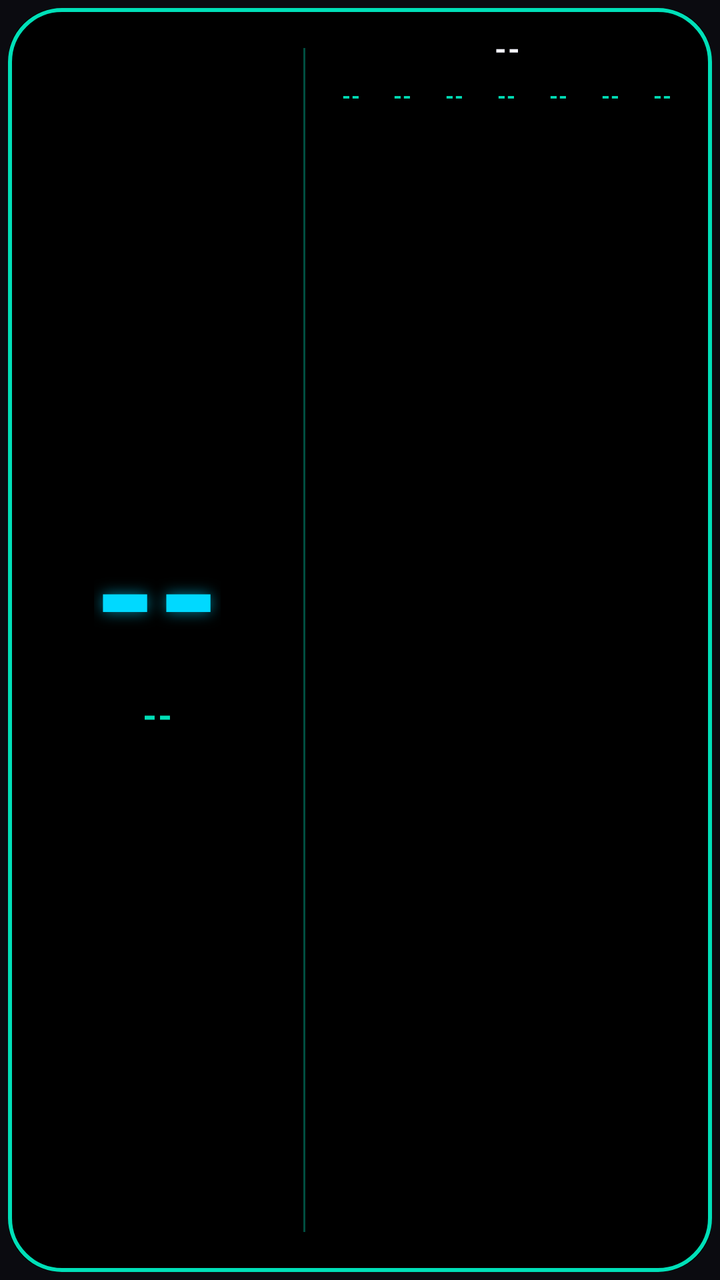
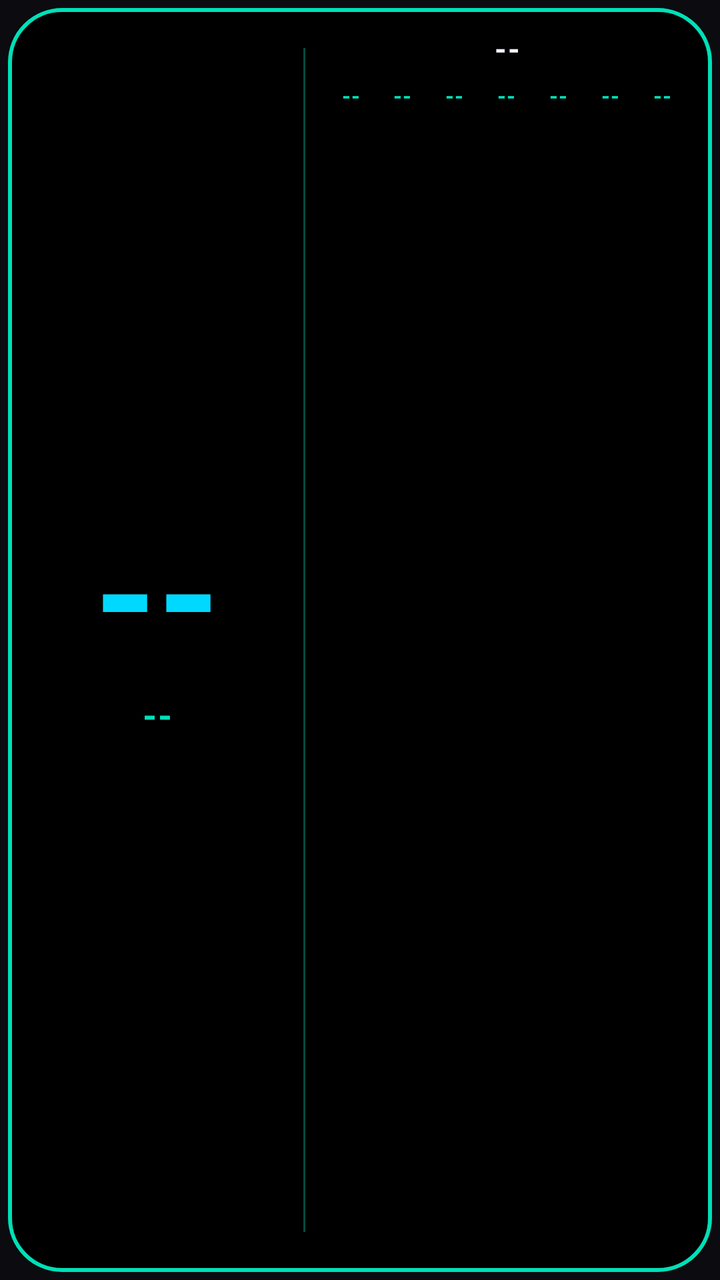

Compare the two renders of this Android layout. The source of the first and the diff that turns it into the second are given below.
<!-- AndroidManifest.xml: application theme Theme.TodayWidget -->
<!-- res/layout/widget_today_calendar.xml -->
<?xml version="1.0" encoding="utf-8"?>
<LinearLayout xmlns:android="http://schemas.android.com/apk/res/android"
    android:id="@+id/comboWidgetRoot"
    android:layout_width="match_parent"
    android:layout_height="match_parent"
    android:orientation="horizontal"
    android:baselineAligned="false"
    android:background="@drawable/widget_outline_background_r26_inset"
    android:paddingTop="14dp"
    android:paddingBottom="14dp"
    android:paddingStart="12dp"
    android:paddingEnd="16dp">

    
    <LinearLayout
        android:layout_width="0dp"
        android:layout_height="match_parent"
        android:layout_weight="0.85"
        android:orientation="vertical"
        android:gravity="center">

        <TextView
            android:id="@+id/comboDayText"
            android:layout_width="wrap_content"
            android:layout_height="wrap_content"
            android:includeFontPadding="false"
            android:textColor="@color/retro_cyan"
            android:textSize="80sp"
            android:textStyle="bold"
            android:shadowColor="#9900D9FF"
            android:shadowDx="0"
            android:shadowDy="0"
            android:shadowRadius="18"
            android:text="--" />

        <TextView
            android:id="@+id/comboWeekdayText"
            android:layout_width="wrap_content"
            android:layout_height="wrap_content"
            android:layout_marginTop="2dp"
            android:includeFontPadding="false"
            android:textColor="@color/retro_teal"
            android:textSize="18sp"
            android:textStyle="bold"
            android:letterSpacing="0.04"
            android:singleLine="true"
            android:text="--" />

        
        <TextView
            android:id="@+id/comboWeekText"
            android:layout_width="wrap_content"
            android:layout_height="wrap_content"
            android:layout_marginTop="8dp"
            android:includeFontPadding="false"
            android:textColor="@color/retro_white_dim"
            android:textSize="10sp"
            android:textStyle="bold"
            android:letterSpacing="0.12"
            android:singleLine="true"
            android:text="" />
    </LinearLayout>

    
    <TextView
        android:layout_width="1dp"
        android:layout_height="match_parent"
        android:layout_marginTop="10dp"
        android:layout_marginBottom="10dp"
        android:layout_marginStart="6dp"
        android:layout_marginEnd="10dp"
        android:background="@color/retro_teal_dim" />

    
    <LinearLayout
        android:layout_width="0dp"
        android:layout_height="match_parent"
        android:layout_weight="1.15"
        android:orientation="vertical">

            <TextView
                android:id="@+id/monthTitleText"
                android:layout_width="match_parent"
                android:layout_height="wrap_content"
                android:gravity="center"
                android:textColor="@color/retro_white"
                android:textStyle="bold"
                android:textSize="15sp"
                android:letterSpacing="0.04"
                android:layout_marginBottom="6dp"
                android:text="--" />

            <LinearLayout
                android:layout_width="match_parent"
                android:layout_height="wrap_content"
                android:orientation="horizontal"
                android:layout_marginBottom="2dp">
                <TextView android:id="@+id/header_0" android:layout_width="0dp" android:layout_height="wrap_content" android:layout_weight="1" android:gravity="center" android:textColor="@color/retro_teal" android:textStyle="bold" android:textSize="11sp" android:letterSpacing="0.05" android:text="--" />
                <TextView android:id="@+id/header_1" android:layout_width="0dp" android:layout_height="wrap_content" android:layout_weight="1" android:gravity="center" android:textColor="@color/retro_teal" android:textStyle="bold" android:textSize="11sp" android:letterSpacing="0.05" android:text="--" />
                <TextView android:id="@+id/header_2" android:layout_width="0dp" android:layout_height="wrap_content" android:layout_weight="1" android:gravity="center" android:textColor="@color/retro_teal" android:textStyle="bold" android:textSize="11sp" android:letterSpacing="0.05" android:text="--" />
                <TextView android:id="@+id/header_3" android:layout_width="0dp" android:layout_height="wrap_content" android:layout_weight="1" android:gravity="center" android:textColor="@color/retro_teal" android:textStyle="bold" android:textSize="11sp" android:letterSpacing="0.05" android:text="--" />
                <TextView android:id="@+id/header_4" android:layout_width="0dp" android:layout_height="wrap_content" android:layout_weight="1" android:gravity="center" android:textColor="@color/retro_teal" android:textStyle="bold" android:textSize="11sp" android:letterSpacing="0.05" android:text="--" />
                <TextView android:id="@+id/header_5" android:layout_width="0dp" android:layout_height="wrap_content" android:layout_weight="1" android:gravity="center" android:textColor="@color/retro_teal" android:textStyle="bold" android:textSize="11sp" android:letterSpacing="0.05" android:text="--" />
                <TextView android:id="@+id/header_6" android:layout_width="0dp" android:layout_height="wrap_content" android:layout_weight="1" android:gravity="center" android:textColor="@color/retro_teal" android:textStyle="bold" android:textSize="11sp" android:letterSpacing="0.05" android:text="--" />
            </LinearLayout>

            <LinearLayout android:id="@+id/comboRow0" android:layout_width="match_parent" android:layout_height="0dp" android:layout_weight="1" android:orientation="horizontal">
                <TextView android:id="@+id/cell_0_0" android:layout_width="0dp" android:layout_height="match_parent" android:layout_weight="1" android:gravity="center" android:textColor="@color/retro_white" android:textSize="13sp" android:text="" />
                <TextView android:id="@+id/cell_0_1" android:layout_width="0dp" android:layout_height="match_parent" android:layout_weight="1" android:gravity="center" android:textColor="@color/retro_white" android:textSize="13sp" android:text="" />
                <TextView android:id="@+id/cell_0_2" android:layout_width="0dp" android:layout_height="match_parent" android:layout_weight="1" android:gravity="center" android:textColor="@color/retro_white" android:textSize="13sp" android:text="" />
                <TextView android:id="@+id/cell_0_3" android:layout_width="0dp" android:layout_height="match_parent" android:layout_weight="1" android:gravity="center" android:textColor="@color/retro_white" android:textSize="13sp" android:text="" />
                <TextView android:id="@+id/cell_0_4" android:layout_width="0dp" android:layout_height="match_parent" android:layout_weight="1" android:gravity="center" android:textColor="@color/retro_white" android:textSize="13sp" android:text="" />
                <TextView android:id="@+id/cell_0_5" android:layout_width="0dp" android:layout_height="match_parent" android:layout_weight="1" android:gravity="center" android:textColor="@color/retro_white" android:textSize="13sp" android:text="" />
                <TextView android:id="@+id/cell_0_6" android:layout_width="0dp" android:layout_height="match_parent" android:layout_weight="1" android:gravity="center" android:textColor="@color/retro_white" android:textSize="13sp" android:text="" />
            </LinearLayout>
            <LinearLayout android:id="@+id/comboRow1" android:layout_width="match_parent" android:layout_height="0dp" android:layout_weight="1" android:orientation="horizontal">
                <TextView android:id="@+id/cell_1_0" android:layout_width="0dp" android:layout_height="match_parent" android:layout_weight="1" android:gravity="center" android:textColor="@color/retro_white" android:textSize="13sp" android:text="" />
                <TextView android:id="@+id/cell_1_1" android:layout_width="0dp" android:layout_height="match_parent" android:layout_weight="1" android:gravity="center" android:textColor="@color/retro_white" android:textSize="13sp" android:text="" />
                <TextView android:id="@+id/cell_1_2" android:layout_width="0dp" android:layout_height="match_parent" android:layout_weight="1" android:gravity="center" android:textColor="@color/retro_white" android:textSize="13sp" android:text="" />
                <TextView android:id="@+id/cell_1_3" android:layout_width="0dp" android:layout_height="match_parent" android:layout_weight="1" android:gravity="center" android:textColor="@color/retro_white" android:textSize="13sp" android:text="" />
                <TextView android:id="@+id/cell_1_4" android:layout_width="0dp" android:layout_height="match_parent" android:layout_weight="1" android:gravity="center" android:textColor="@color/retro_white" android:textSize="13sp" android:text="" />
                <TextView android:id="@+id/cell_1_5" android:layout_width="0dp" android:layout_height="match_parent" android:layout_weight="1" android:gravity="center" android:textColor="@color/retro_white" android:textSize="13sp" android:text="" />
                <TextView android:id="@+id/cell_1_6" android:layout_width="0dp" android:layout_height="match_parent" android:layout_weight="1" android:gravity="center" android:textColor="@color/retro_white" android:textSize="13sp" android:text="" />
            </LinearLayout>
            <LinearLayout android:id="@+id/comboRow2" android:layout_width="match_parent" android:layout_height="0dp" android:layout_weight="1" android:orientation="horizontal">
                <TextView android:id="@+id/cell_2_0" android:layout_width="0dp" android:layout_height="match_parent" android:layout_weight="1" android:gravity="center" android:textColor="@color/retro_white" android:textSize="13sp" android:text="" />
                <TextView android:id="@+id/cell_2_1" android:layout_width="0dp" android:layout_height="match_parent" android:layout_weight="1" android:gravity="center" android:textColor="@color/retro_white" android:textSize="13sp" android:text="" />
                <TextView android:id="@+id/cell_2_2" android:layout_width="0dp" android:layout_height="match_parent" android:layout_weight="1" android:gravity="center" android:textColor="@color/retro_white" android:textSize="13sp" android:text="" />
                <TextView android:id="@+id/cell_2_3" android:layout_width="0dp" android:layout_height="match_parent" android:layout_weight="1" android:gravity="center" android:textColor="@color/retro_white" android:textSize="13sp" android:text="" />
                <TextView android:id="@+id/cell_2_4" android:layout_width="0dp" android:layout_height="match_parent" android:layout_weight="1" android:gravity="center" android:textColor="@color/retro_white" android:textSize="13sp" android:text="" />
                <TextView android:id="@+id/cell_2_5" android:layout_width="0dp" android:layout_height="match_parent" android:layout_weight="1" android:gravity="center" android:textColor="@color/retro_white" android:textSize="13sp" android:text="" />
                <TextView android:id="@+id/cell_2_6" android:layout_width="0dp" android:layout_height="match_parent" android:layout_weight="1" android:gravity="center" android:textColor="@color/retro_white" android:textSize="13sp" android:text="" />
            </LinearLayout>
            <LinearLayout android:id="@+id/comboRow3" android:layout_width="match_parent" android:layout_height="0dp" android:layout_weight="1" android:orientation="horizontal">
                <TextView android:id="@+id/cell_3_0" android:layout_width="0dp" android:layout_height="match_parent" android:layout_weight="1" android:gravity="center" android:textColor="@color/retro_white" android:textSize="13sp" android:text="" />
                <TextView android:id="@+id/cell_3_1" android:layout_width="0dp" android:layout_height="match_parent" android:layout_weight="1" android:gravity="center" android:textColor="@color/retro_white" android:textSize="13sp" android:text="" />
                <TextView android:id="@+id/cell_3_2" android:layout_width="0dp" android:layout_height="match_parent" android:layout_weight="1" android:gravity="center" android:textColor="@color/retro_white" android:textSize="13sp" android:text="" />
                <TextView android:id="@+id/cell_3_3" android:layout_width="0dp" android:layout_height="match_parent" android:layout_weight="1" android:gravity="center" android:textColor="@color/retro_white" android:textSize="13sp" android:text="" />
                <TextView android:id="@+id/cell_3_4" android:layout_width="0dp" android:layout_height="match_parent" android:layout_weight="1" android:gravity="center" android:textColor="@color/retro_white" android:textSize="13sp" android:text="" />
                <TextView android:id="@+id/cell_3_5" android:layout_width="0dp" android:layout_height="match_parent" android:layout_weight="1" android:gravity="center" android:textColor="@color/retro_white" android:textSize="13sp" android:text="" />
                <TextView android:id="@+id/cell_3_6" android:layout_width="0dp" android:layout_height="match_parent" android:layout_weight="1" android:gravity="center" android:textColor="@color/retro_white" android:textSize="13sp" android:text="" />
            </LinearLayout>
            <LinearLayout android:id="@+id/comboRow4" android:layout_width="match_parent" android:layout_height="0dp" android:layout_weight="1" android:orientation="horizontal">
                <TextView android:id="@+id/cell_4_0" android:layout_width="0dp" android:layout_height="match_parent" android:layout_weight="1" android:gravity="center" android:textColor="@color/retro_white" android:textSize="13sp" android:text="" />
                <TextView android:id="@+id/cell_4_1" android:layout_width="0dp" android:layout_height="match_parent" android:layout_weight="1" android:gravity="center" android:textColor="@color/retro_white" android:textSize="13sp" android:text="" />
                <TextView android:id="@+id/cell_4_2" android:layout_width="0dp" android:layout_height="match_parent" android:layout_weight="1" android:gravity="center" android:textColor="@color/retro_white" android:textSize="13sp" android:text="" />
                <TextView android:id="@+id/cell_4_3" android:layout_width="0dp" android:layout_height="match_parent" android:layout_weight="1" android:gravity="center" android:textColor="@color/retro_white" android:textSize="13sp" android:text="" />
                <TextView android:id="@+id/cell_4_4" android:layout_width="0dp" android:layout_height="match_parent" android:layout_weight="1" android:gravity="center" android:textColor="@color/retro_white" android:textSize="13sp" android:text="" />
                <TextView android:id="@+id/cell_4_5" android:layout_width="0dp" android:layout_height="match_parent" android:layout_weight="1" android:gravity="center" android:textColor="@color/retro_white" android:textSize="13sp" android:text="" />
                <TextView android:id="@+id/cell_4_6" android:layout_width="0dp" android:layout_height="match_parent" android:layout_weight="1" android:gravity="center" android:textColor="@color/retro_white" android:textSize="13sp" android:text="" />
            </LinearLayout>
            <LinearLayout android:id="@+id/comboRow5" android:layout_width="match_parent" android:layout_height="0dp" android:layout_weight="1" android:orientation="horizontal">
                <TextView android:id="@+id/cell_5_0" android:layout_width="0dp" android:layout_height="match_parent" android:layout_weight="1" android:gravity="center" android:textColor="@color/retro_white" android:textSize="13sp" android:text="" />
                <TextView android:id="@+id/cell_5_1" android:layout_width="0dp" android:layout_height="match_parent" android:layout_weight="1" android:gravity="center" android:textColor="@color/retro_white" android:textSize="13sp" android:text="" />
                <TextView android:id="@+id/cell_5_2" android:layout_width="0dp" android:layout_height="match_parent" android:layout_weight="1" android:gravity="center" android:textColor="@color/retro_white" android:textSize="13sp" android:text="" />
                <TextView android:id="@+id/cell_5_3" android:layout_width="0dp" android:layout_height="match_parent" android:layout_weight="1" android:gravity="center" android:textColor="@color/retro_white" android:textSize="13sp" android:text="" />
                <TextView android:id="@+id/cell_5_4" android:layout_width="0dp" android:layout_height="match_parent" android:layout_weight="1" android:gravity="center" android:textColor="@color/retro_white" android:textSize="13sp" android:text="" />
                <TextView android:id="@+id/cell_5_5" android:layout_width="0dp" android:layout_height="match_parent" android:layout_weight="1" android:gravity="center" android:textColor="@color/retro_white" android:textSize="13sp" android:text="" />
                <TextView android:id="@+id/cell_5_6" android:layout_width="0dp" android:layout_height="match_parent" android:layout_weight="1" android:gravity="center" android:textColor="@color/retro_white" android:textSize="13sp" android:text="" />
            </LinearLayout>
    </LinearLayout>

</LinearLayout>
<!-- resources referenced by this layout -->
<resources>
  <color name="retro_cyan">#00D9FF</color>
  <color name="retro_teal">#00E0B8</color>
  <color name="retro_teal_dim">#5900E0B8</color>
  <color name="retro_white">#F5F5FF</color>
  <color name="retro_white_dim">#8C8C99</color>
  <!-- drawable widget_outline_background_r26_inset (drawable) -->
  <?xml version="1.0" encoding="utf-8"?>
  <layer-list xmlns:android="http://schemas.android.com/apk/res/android">
      <item
          android:drawable="@drawable/widget_outline_background_r26"
          android:left="4dp"
          android:top="4dp"
          android:right="4dp"
          android:bottom="4dp" />
  </layer-list>
  <style name="Theme.TodayWidget" parent="Theme.MaterialComponents.NoActionBar">
          <item name="colorPrimary">@color/retro_teal</item>
          <item name="colorPrimaryDark">@color/black</item>
          <item name="colorAccent">@color/retro_cyan</item>
          <item name="android:windowBackground">@color/widget_bg</item>
          <item name="android:textColorPrimary">@color/retro_white</item>
          <item name="android:textColorSecondary">@color/retro_white</item>
      </style>
  <!-- drawable widget_outline_background_r26 (drawable) -->
  <?xml version="1.0" encoding="utf-8"?>
  <layer-list xmlns:android="http://schemas.android.com/apk/res/android">
      <item>
          <shape android:shape="rectangle">
              <solid android:color="@color/black" />
              <corners android:radius="26dp" />
          </shape>
      </item>
      <item>
          <shape android:shape="rectangle">
              <stroke
                  android:width="2dp"
                  android:color="@color/retro_teal" />
              <corners android:radius="26dp" />
          </shape>
      </item>
  </layer-list>
  <color name="black">#000000</color>
  <color name="widget_bg">#0B0B10</color>
</resources>

<!-- the commit's change to res/layout/widget_today_calendar.xml (unified diff, before → after) -->
@@ -27,10 +27,6 @@
             android:textColor="@color/retro_cyan"
             android:textSize="80sp"
             android:textStyle="bold"
-            android:shadowColor="#9900D9FF"
-            android:shadowDx="0"
-            android:shadowDy="0"
-            android:shadowRadius="18"
             android:text="--" />
 
         <TextView
